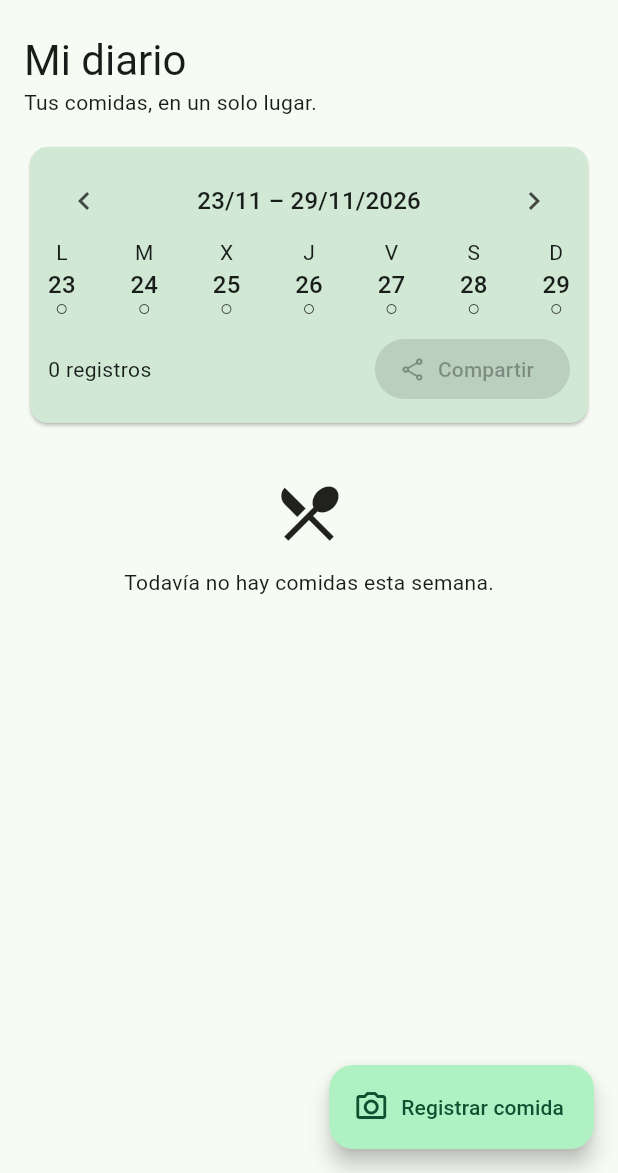
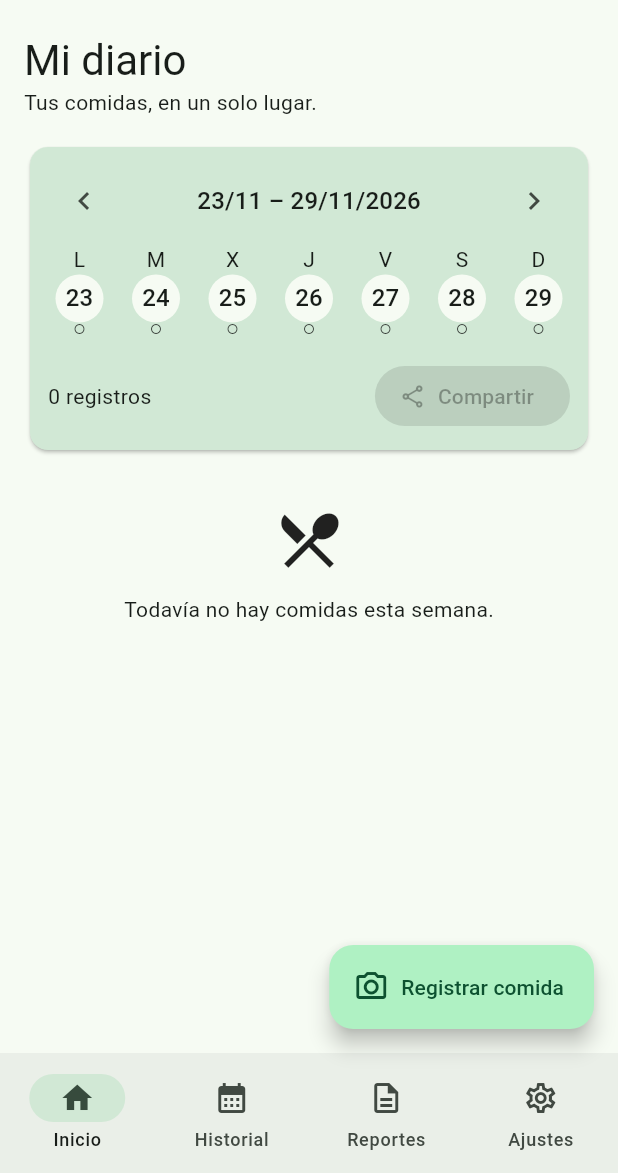
Before and after one commit to NachoBaez18/food_log, a Flutter app: the screen it shows after launch, after a tap on "Registrar comida", on a phone screen of 412 x 824 dp, the part 63-1236 px from its top. Run offline on Flutter 3.47's test engine with Material 3 defaults, Android fonts, the phone set to English and light mode, and no system bars; our stand-ins replace flutter_riverpod, go_router, image_picker, share_plus.

Commit message:
feat: redesign diary navigation, calendar and photo viewer

```diff
--- a/lib/features/meals/presentation/diary_page.dart
+++ b/lib/features/meals/presentation/diary_page.dart
@@ -6,6 +6,8 @@ import 'package:intl/intl.dart';
 import 'package:share_plus/share_plus.dart';
 import '../data/meal_store.dart';
 import '../domain/meal.dart';
+import '../../../core/theme_preferences.dart';
+import '../../reports/report_panel.dart';
 
 class DiaryPage extends ConsumerStatefulWidget {
   const DiaryPage({super.key});
@@ -16,6 +18,8 @@ class DiaryPage extends ConsumerStatefulWidget {
 class _DiaryPageState extends ConsumerState<DiaryPage> {
   DateTime week = monday(DateTime.now());
   bool busy = false;
+  int tab = 0;
+  DateTime? selectedDay;
   static DateTime monday(DateTime d) => DateTime(d.year,d.month,d.day-d.weekday+1);
   DateTime shift(int days) => DateTime(week.year,week.month,week.day+days);
   void error(Object e) {
@@ -32,7 +36,7 @@ class _DiaryPageState extends ConsumerState<DiaryPage> {
       if (meal == null) return;
       await ref.read(storeProvider).save(meal,file.path);
       ref.invalidate(mealsProvider);
-      if (mounted) setState(() => week = monday(now));
+      if (mounted) setState(() => week = monday(meal.capturedAt));
     } catch(e) { error(e); }
     finally { if (mounted) setState(() => busy = false); }
   }
@@ -68,13 +72,18 @@ class _DiaryPageState extends ConsumerState<DiaryPage> {
     final data = ref.watch(mealsProvider);
     return Scaffold(
       appBar: AppBar(title: const Text('FoodLog'), actions: [IconButton(tooltip:'Semana actual',onPressed: () => setState(() => week = monday(DateTime.now())),icon: const Icon(Icons.today))]),
+      bottomNavigationBar: NavigationBar(selectedIndex: tab, onDestinationSelected: (i) => setState(() { tab=i; selectedDay=null; if(i==0) week=monday(DateTime.now()); }), destinations: const [NavigationDestination(icon: Icon(Icons.home_outlined),selectedIcon: Icon(Icons.home),label:'Inicio'),NavigationDestination(icon:Icon(Icons.calendar_month),label:'Historial'),NavigationDestination(icon:Icon(Icons.description_outlined),label:'Reportes'),NavigationDestination(icon:Icon(Icons.settings_outlined),label:'Ajustes')]),
       floatingActionButton: FloatingActionButton.extended(onPressed: busy ? null : capture, icon: const Icon(Icons.camera_alt_outlined),label: const Text('Registrar comida')),
       body: data.when(loading: () => const Center(child:CircularProgressIndicator()), error: (e,_) => Center(child: TextButton(onPressed: () => ref.invalidate(mealsProvider),child: Text('Reintentar: $e'))), data: (all) {
+        if(tab==3) return ListView(children:[const ListTile(title:Text('FoodLog'),subtitle:Text('Diario privado · Sin conexión')),ListTile(leading:const Icon(Icons.palette_outlined),title:const Text('Apariencia'),subtitle:const Text('Claro, oscuro o sistema'),onTap:()=>showDialog<void>(context:context,builder:(c)=>SimpleDialog(title:const Text('Apariencia'),children:ThemeMode.values.map((m)=>SimpleDialogOption(onPressed:(){ref.read(themeModeProvider.notifier).state=m;Navigator.pop(c);},child:Text(m==ThemeMode.system?'Sistema':m==ThemeMode.light?'Claro':'Oscuro'))).toList())))]);
         final meals = all.where((m) => !m.capturedAt.isBefore(week) && m.capturedAt.isBefore(shift(7))).toList();
+        if(tab==2) return ReportPanel(meals:all);
+        final visible = meals.where((m)=>selectedDay==null || DateUtils.isSameDay(m.capturedAt,selectedDay)).toList();
         return ListView(padding: const EdgeInsets.fromLTRB(16,8,16,100),children: [
-          Text('Mi diario',style: theme.textTheme.headlineMedium),
+          Text(tab==1?'Historial':'Mi diario',style: theme.textTheme.headlineMedium),
           const Text('Tus comidas, en un solo lugar.'),
           const SizedBox(height:16),
+          if(tab==1) CalendarDatePicker(initialDate: selectedDay??week,firstDate:DateTime(2000),lastDate:DateTime(2100),onDateChanged:(d)=>setState((){week=monday(d);selectedDay=d;})),
           Card(color: theme.colorScheme.secondaryContainer,child: Padding(padding: const EdgeInsets.all(12),child: Column(children: [
             Row(mainAxisAlignment: MainAxisAlignment.spaceBetween,children:[
               IconButton(onPressed: () => setState(() => week = shift(-7)),icon: const Icon(Icons.chevron_left)),
@@ -84,14 +93,14 @@ class _DiaryPageState extends ConsumerState<DiaryPage> {
             Row(mainAxisAlignment: MainAxisAlignment.spaceBetween,children: List.generate(7,(i) {
               final day = shift(i);
               final count = meals.where((m) => DateUtils.isSameDay(m.capturedAt,day)).length;
-              return Column(children:[Text(['L','M','X','J','V','S','D'][i]),Text('${day.day}',style: theme.textTheme.titleMedium),Icon(count>0?Icons.circle:Icons.circle_outlined,size:8)]);
+              return InkWell(borderRadius:BorderRadius.circular(16),onTap:()=>setState(()=>selectedDay=DateUtils.isSameDay(selectedDay,day)?null:day),child:Padding(padding:const EdgeInsets.all(5),child:Column(children:[Text(['L','M','X','J','V','S','D'][i]),CircleAvatar(radius:16,backgroundColor:DateUtils.isSameDay(selectedDay,day)?theme.colorScheme.primary:theme.colorScheme.surface,foregroundColor:DateUtils.isSameDay(selectedDay,day)?theme.colorScheme.onPrimary:theme.colorScheme.onSurface,child:Text('${day.day}')),Icon(count>0?Icons.circle:Icons.circle_outlined,size:8)])));
             })),
             const SizedBox(height:12),
             Row(mainAxisAlignment: MainAxisAlignment.spaceBetween,children:[Text('${meals.length} registros'),FilledButton.tonalIcon(onPressed: meals.isEmpty?null:()=>share(meals),icon: const Icon(Icons.share_outlined),label: const Text('Compartir'))])
           ]))),
           if (meals.isEmpty) const Padding(padding: EdgeInsets.all(32),child: Column(children:[Icon(Icons.restaurant_menu,size:48),SizedBox(height:12),Text('Todavía no hay comidas esta semana.')])),
-          for(final meal in meals) Card(clipBehavior: Clip.antiAlias,child: Column(crossAxisAlignment: CrossAxisAlignment.start,children:[
-            FutureBuilder<File>(future: ref.read(storeProvider).photo(meal),builder: (_,s) => s.hasData?Image.file(s.data!,height:190,width:double.infinity,fit:BoxFit.cover,errorBuilder: (_,__,___)=>const SizedBox(height:80,child:Center(child:Icon(Icons.broken_image)))):const SizedBox(height:190)),
+          for(final meal in visible) Card(clipBehavior: Clip.antiAlias,child: Column(crossAxisAlignment: CrossAxisAlignment.start,children:[
+            FutureBuilder<File>(future: ref.read(storeProvider).photo(meal),builder: (_,s) => s.hasData?GestureDetector(onTap:()=>Navigator.push(context,MaterialPageRoute(builder:(_)=>Scaffold(appBar:AppBar(title:Text(meal.type.label)),body:Center(child:InteractiveViewer(child:Image.file(s.data!)))))),child:Image.file(s.data!,height:190,width:double.infinity,fit:BoxFit.cover,errorBuilder: (_,__,___)=>const SizedBox(height:80,child:Center(child:Icon(Icons.broken_image))))):const SizedBox(height:190)),
             ListTile(title: Text(meal.type.label),subtitle: Text('${DateFormat('dd/MM HH:mm').format(meal.capturedAt)}${meal.notes.isEmpty?'':' • ${meal.notes}'}'),
               trailing: PopupMenuButton<String>(onSelected:(v)=>v=='edit'?edit(meal):remove(meal),itemBuilder:(_)=>const [PopupMenuItem(value:'edit',child:Text('Editar')),PopupMenuItem(value:'delete',child:Text('Eliminar'))]))
           ]))
@@ -110,6 +119,7 @@ class MealEditor extends StatefulWidget {
   State<MealEditor> createState()=>_MealEditorState();
 }
 class _MealEditorState extends State<MealEditor> {
+  late DateTime at = widget.at;
   late MealType type = widget.existing?.type ?? MealType.suggest(widget.at);
   late final notes = TextEditingController(text:widget.existing?.notes ?? '');
   @override
@@ -122,12 +132,12 @@ class _MealEditorState extends State<MealEditor> {
       const SizedBox(height:12),
       ClipRRect(borderRadius:BorderRadius.circular(16),child:Image.file(File(widget.source),height:160,width:double.infinity,fit:BoxFit.cover)),
       const SizedBox(height:12),
-      Text(DateFormat('dd/MM/yyyy HH:mm').format(widget.at)),
+      ListTile(contentPadding:EdgeInsets.zero,leading:const Icon(Icons.schedule),title:Text(DateFormat('dd/MM/yyyy HH:mm').format(at)),trailing:const Icon(Icons.edit_calendar),onTap:() async {final d=await showDatePicker(context:context,initialDate:at,firstDate:DateTime(2000),lastDate:DateTime(2100));if(d==null||!mounted)return;final t=await showTimePicker(context:context,initialTime:TimeOfDay.fromDateTime(at));if(t==null||!mounted)return;setState(()=>at=DateTime(d.year,d.month,d.day,t.hour,t.minute));}),
       const SizedBox(height:12),
       Wrap(spacing:8,runSpacing:8,children:MealType.values.map((t)=>ChoiceChip(label:Text(t.label),selected:type==t,onSelected:(_)=>setState(()=>type=t))).toList()),
       const SizedBox(height:12),
       TextField(controller:notes,decoration:const InputDecoration(labelText:'Observaciones (opcional)',border:OutlineInputBorder()),maxLines:2),
       const SizedBox(height:16),
-      SizedBox(width:double.infinity,child:FilledButton(onPressed:()=>Navigator.pop(context,Meal(id:widget.existing?.id??widget.at.microsecondsSinceEpoch.toString(),capturedAt:widget.at,type:type,notes:notes.text.trim())),child:const Text('Guardar comida')))
+      SizedBox(width:double.infinity,child:FilledButton(onPressed:()=>Navigator.pop(context,Meal(id:widget.existing?.id??widget.at.microsecondsSinceEpoch.toString(),capturedAt:at,type:type,notes:notes.text.trim())),child:const Text('Guardar comida')))
     ]))));
 }
```
